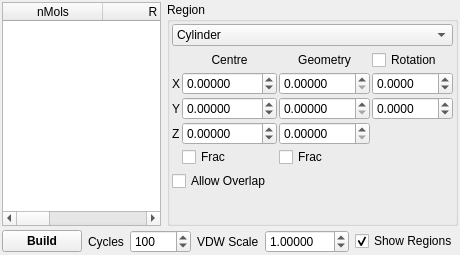
trisyoungs/aten, file branches/nugui/src/gui/disorder.ui: the form before one commit.
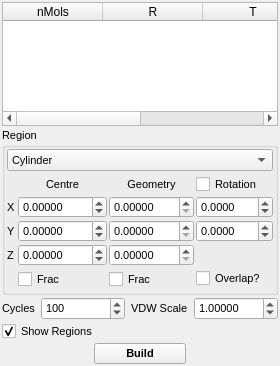
The form after the commit. Icons and pictures are not drawn.

Commit message: Tweaked layout of ToolBox widget slightly. Made lots of public widget members of AtenForm private, and added associated functions. Added ZMatrix and Disorder buttons to ToolBox widget and tweaked layout, button heights etc. Removed a pile of fluff from GUI files, namely empty destructors and functions. Added Disorder dock widget. Added TProcess class, based on QProcess, to handle execution of external programs more effectively. Changed MOPAC execution to use TProcess.

What changed in the file:
```diff
--- a/branches/nugui/src/gui/disorder.ui
+++ b/branches/nugui/src/gui/disorder.ui
@@ -1,39 +1,46 @@
-<ui version="4.0" >
- <class>DisorderDialog</class>
- <widget class="QDialog" name="DisorderDialog" >
-  <property name="geometry" >
+<?xml version="1.0" encoding="UTF-8"?>
+<ui version="4.0">
+ <class>DisorderWidget</class>
+ <widget class="QDockWidget" name="DisorderWidget">
+  <property name="geometry">
    <rect>
     <x>0</x>
     <y>0</y>
-    <width>448</width>
-    <height>255</height>
+    <width>270</width>
+    <height>366</height>
    </rect>
   </property>
-  <property name="windowTitle" >
-   <string>Disordered Builder</string>
+  <property name="minimumSize">
+   <size>
+    <width>270</width>
+    <height>347</height>
+   </size>
   </property>
-  <property name="windowIcon" >
-   <iconset resource="icons.qrc" >
-    <normaloff>:/stackicons/icons/stack_disorder.svg</normaloff>:/stackicons/icons/stack_disorder.svg</iconset>
+  <property name="font">
+   <font>
+    <pointsize>8</pointsize>
+   </font>
   </property>
-  <layout class="QVBoxLayout" >
-   <property name="spacing" >
-    <number>4</number>
-   </property>
-   <property name="margin" >
-    <number>2</number>
-   </property>
-   <item>
-    <layout class="QHBoxLayout" >
-     <property name="spacing" >
-      <number>6</number>
-     </property>
-     <property name="margin" >
-      <number>0</number>
-     </property>
+  <property name="floating">
+   <bool>true</bool>
+  </property>
+  <property name="allowedAreas">
+   <set>Qt::LeftDockWidgetArea|Qt::RightDockWidgetArea</set>
+  </property>
+  <property name="windowTitle">
+   <string>Disorder</string>
+  </property>
+  <widget class="QWidget" name="dockWidgetContents">
+   <layout class="QVBoxLayout" name="verticalLayout">
+    <property name="spacing">
+     <number>2</number>
+    </property>
+    <property name="margin">
+     <number>2</number>
+    </property>
      <item>
-      <widget class="QTableWidget" name="ComponentTable" >
-       <property name="editTriggers" >
+     <widget class="QTableWidget" name="ComponentTable">
+      <property name="editTriggers">
         <set>QAbstractItemView::AnyKeyPressed|QAbstractItemView::DoubleClicked|QAbstractItemView::EditKeyPressed</set>
        </property>
        <property name="selectionMode" >
@@ -65,21 +72,21 @@
       </widget>
      </item>
      <item>
-      <widget class="QGroupBox" name="ComponentRegionGroup" >
-       <property name="title" >
+     <widget class="QGroupBox" name="ComponentRegionGroup">
+      <property name="title">
         <string>Region</string>
        </property>
-       <layout class="QVBoxLayout" >
-        <property name="spacing" >
+      <layout class="QVBoxLayout">
+       <property name="spacing">
          <number>4</number>
         </property>
-        <property name="margin" >
+       <property name="margin">
          <number>2</number>
         </property>
         <item>
-         <widget class="QComboBox" name="ComponentRegionCombo" >
-          <property name="sizePolicy" >
-           <sizepolicy vsizetype="Fixed" hsizetype="Expanding" >
+        <widget class="QComboBox" name="ComponentRegionCombo">
+         <property name="sizePolicy">
+          <sizepolicy hsizetype="Expanding" vsizetype="Fixed">
             <horstretch>0</horstretch>
             <verstretch>0</verstretch>
            </sizepolicy>
@@ -110,22 +117,28 @@
          </widget>
         </item>
         <item>
-         <layout class="QGridLayout" >
-          <property name="margin" >
+        <layout class="QGridLayout" name="_2">
+         <property name="margin">
            <number>0</number>
           </property>
-          <property name="spacing" >
+         <property name="spacing">
            <number>2</number>
           </property>
-          <item row="2" column="1" >
-           <widget class="QDoubleSpinBox" name="CentreYSpin" >
-            <property name="sizePolicy" >
-             <sizepolicy vsizetype="Fixed" hsizetype="Expanding" >
+         <item row="2" column="1">
+          <widget class="QDoubleSpinBox" name="CentreYSpin">
+           <property name="sizePolicy">
+            <sizepolicy hsizetype="Expanding" vsizetype="Fixed">
               <horstretch>0</horstretch>
               <verstretch>0</verstretch>
              </sizepolicy>
             </property>
-            <property name="decimals" >
+           <property name="minimumSize">
+            <size>
+             <width>0</width>
+             <height>22</height>
+            </size>
+           </property>
+           <property name="decimals">
              <number>5</number>
             </property>
             <property name="minimum" >
@@ -136,22 +149,34 @@
             </property>
            </widget>
           </item>
-          <item row="4" column="1" >
-           <widget class="QCheckBox" name="CentreFracCheck" >
-            <property name="text" >
+         <item row="4" column="1">
+          <widget class="QCheckBox" name="CentreFracCheck">
+           <property name="minimumSize">
+            <size>
+             <width>0</width>
+             <height>22</height>
+            </size>
+           </property>
+           <property name="text">
              <string>Frac</string>
             </property>
            </widget>
           </item>
-          <item row="1" column="1" >
-           <widget class="QDoubleSpinBox" name="CentreXSpin" >
-            <property name="sizePolicy" >
-             <sizepolicy vsizetype="Fixed" hsizetype="Expanding" >
+         <item row="1" column="1">
+          <widget class="QDoubleSpinBox" name="CentreXSpin">
+           <property name="sizePolicy">
+            <sizepolicy hsizetype="Expanding" vsizetype="Fixed">
               <horstretch>0</horstretch>
               <verstretch>0</verstretch>
              </sizepolicy>
             </property>
-            <property name="decimals" >
+           <property name="minimumSize">
+            <size>
+             <width>0</width>
+             <height>22</height>
+            </size>
+           </property>
+           <property name="decimals">
              <number>5</number>
             </property>
             <property name="minimum" >
@@ -162,10 +187,10 @@
             </property>
            </widget>
           </item>
-          <item row="2" column="0" >
-           <widget class="QLabel" name="label_24" >
-            <property name="sizePolicy" >
-             <sizepolicy vsizetype="Preferred" hsizetype="Minimum" >
+         <item row="2" column="0">
+          <widget class="QLabel" name="label_24">
+           <property name="sizePolicy">
+            <sizepolicy hsizetype="Minimum" vsizetype="Preferred">
               <horstretch>0</horstretch>
               <verstretch>0</verstretch>
              </sizepolicy>
@@ -175,15 +200,21 @@
             </property>
            </widget>
           </item>
-          <item row="3" column="1" >
-           <widget class="QDoubleSpinBox" name="CentreZSpin" >
-            <property name="sizePolicy" >
-             <sizepolicy vsizetype="Fixed" hsizetype="Expanding" >
+         <item row="3" column="1">
+          <widget class="QDoubleSpinBox" name="CentreZSpin">
+           <property name="sizePolicy">
+            <sizepolicy hsizetype="Expanding" vsizetype="Fixed">
               <horstretch>0</horstretch>
               <verstretch>0</verstretch>
              </sizepolicy>
             </property>
-            <property name="decimals" >
+           <property name="minimumSize">
+            <size>
+             <width>0</width>
+             <height>22</height>
+            </size>
+           </property>
+           <property name="decimals">
              <number>5</number>
             </property>
             <property name="minimum" >
@@ -194,15 +225,21 @@
             </property>
            </widget>
           </item>
-          <item row="1" column="2" >
-           <widget class="QDoubleSpinBox" name="GeometryXSpin" >
-            <property name="sizePolicy" >
-             <sizepolicy vsizetype="Fixed" hsizetype="Expanding" >
+         <item row="1" column="2">
+          <widget class="QDoubleSpinBox" name="GeometryXSpin">
+           <property name="sizePolicy">
+            <sizepolicy hsizetype="Expanding" vsizetype="Fixed">
               <horstretch>0</horstretch>
               <verstretch>0</verstretch>
              </sizepolicy>
             </property>
-            <property name="decimals" >
+           <property name="minimumSize">
+            <size>
+             <width>0</width>
+             <height>22</height>
+            </size>
+           </property>
+           <property name="decimals">
              <number>5</number>
             </property>
             <property name="maximum" >
@@ -210,15 +247,21 @@
             </property>
            </widget>
           </item>
-          <item row="3" column="2" >
-           <widget class="QDoubleSpinBox" name="GeometryZSpin" >
-            <property name="sizePolicy" >
-             <sizepolicy vsizetype="Fixed" hsizetype="Expanding" >
+         <item row="3" column="2">
+          <widget class="QDoubleSpinBox" name="GeometryZSpin">
+           <property name="sizePolicy">
+            <sizepolicy hsizetype="Expanding" vsizetype="Fixed">
               <horstretch>0</horstretch>
               <verstretch>0</verstretch>
              </sizepolicy>
             </property>
-            <property name="decimals" >
+           <property name="minimumSize">
+            <size>
+             <width>0</width>
+             <height>22</height>
+            </size>
+           </property>
+           <property name="decimals">
              <number>5</number>
             </property>
             <property name="maximum" >
@@ -226,10 +269,10 @@
             </property>
            </widget>
           </item>
-          <item row="0" column="2" >
-           <widget class="QLabel" name="label344_2" >
-            <property name="sizePolicy" >
-             <sizepolicy vsizetype="Preferred" hsizetype="Minimum" >
+         <item row="0" column="2">
+          <widget class="QLabel" name="label344_2">
+           <property name="sizePolicy">
+            <sizepolicy hsizetype="Minimum" vsizetype="Preferred">
               <horstretch>0</horstretch>
               <verstretch>0</verstretch>
              </sizepolicy>
@@ -242,17 +285,23 @@
             </property>
            </widget>
           </item>
-          <item row="4" column="2" >
-           <widget class="QCheckBox" name="GeometryFracCheck" >
-            <property name="text" >
+         <item row="4" column="2">
+          <widget class="QCheckBox" name="GeometryFracCheck">
+           <property name="minimumSize">
+            <size>
+             <width>0</width>
+             <height>22</height>
+            </size>
+           </property>
+           <property name="text">
              <string>Frac</string>
             </property>
            </widget>
           </item>
-          <item row="0" column="1" >
-           <widget class="QLabel" name="label344" >
-            <property name="sizePolicy" >
-             <sizepolicy vsizetype="Preferred" hsizetype="Minimum" >
+         <item row="0" column="1">
+          <widget class="QLabel" name="label344">
+           <property name="sizePolicy">
+            <sizepolicy hsizetype="Minimum" vsizetype="Preferred">
               <horstretch>0</horstretch>
               <verstretch>0</verstretch>
              </sizepolicy>
@@ -265,15 +314,21 @@
             </property>
            </widget>
           </item>
-          <item row="2" column="2" >
-           <widget class="QDoubleSpinBox" name="GeometryYSpin" >
-            <property name="sizePolicy" >
-             <sizepolicy vsizetype="Fixed" hsizetype="Expanding" >
+         <item row="2" column="2">
+          <widget class="QDoubleSpinBox" name="GeometryYSpin">
+           <property name="sizePolicy">
+            <sizepolicy hsizetype="Expanding" vsizetype="Fixed">
               <horstretch>0</horstretch>
               <verstretch>0</verstretch>
              </sizepolicy>
             </property>
-            <property name="decimals" >
+           <property name="minimumSize">
+            <size>
+             <width>0</width>
+             <height>22</height>
+            </size>
+           </property>
+           <property name="decimals">
              <number>5</number>
             </property>
             <property name="maximum" >
@@ -281,10 +336,10 @@
             </property>
            </widget>
           </item>
-          <item row="1" column="0" >
-           <widget class="QLabel" name="label_23" >
-            <property name="sizePolicy" >
-             <sizepolicy vsizetype="Preferred" hsizetype="Minimum" >
+         <item row="1" column="0">
+          <widget class="QLabel" name="label_23">
+           <property name="sizePolicy">
+            <sizepolicy hsizetype="Minimum" vsizetype="Preferred">
               <horstretch>0</horstretch>
               <verstretch>0</verstretch>
              </sizepolicy>
@@ -294,10 +349,10 @@
             </property>
            </widget>
           </item>
-          <item row="3" column="0" >
-           <widget class="QLabel" name="label_25" >
-            <property name="sizePolicy" >
-             <sizepolicy vsizetype="Preferred" hsizetype="Minimum" >
+         <item row="3" column="0">
+          <widget class="QLabel" name="label_25">
+           <property name="sizePolicy">
+            <sizepolicy hsizetype="Minimum" vsizetype="Preferred">
               <horstretch>0</horstretch>
               <verstretch>0</verstretch>
              </sizepolicy>
@@ -310,9 +365,15 @@
             </property>
            </widget>
           </item>
-          <item row="1" column="3" >
-           <widget class="QDoubleSpinBox" name="RotationXSpin" >
-            <property name="decimals" >
+         <item row="1" column="3">
+          <widget class="QDoubleSpinBox" name="RotationXSpin">
+           <property name="minimumSize">
+            <size>
+             <width>0</width>
+             <height>22</height>
+            </size>
+           </property>
+           <property name="decimals">
              <number>4</number>
             </property>
             <property name="minimum" >
@@ -323,9 +384,15 @@
             </property>
            </widget>
           </item>
-          <item row="2" column="3" >
-           <widget class="QDoubleSpinBox" name="RotationYSpin" >
-            <property name="decimals" >
+         <item row="2" column="3">
+          <widget class="QDoubleSpinBox" name="RotationYSpin">
+           <property name="minimumSize">
+            <size>
+             <width>0</width>
+             <height>22</height>
+            </size>
+           </property>
+           <property name="decimals">
              <number>4</number>
             </property>
             <property name="minimum" >
@@ -336,81 +403,47 @@
             </property>
            </widget>
           </item>
-          <item row="0" column="3" >
-           <widget class="QCheckBox" name="RotationCheck" >
-            <property name="text" >
+         <item row="0" column="3">
+          <widget class="QCheckBox" name="RotationCheck">
+           <property name="text">
              <string>Rotation</string>
             </property>
            </widget>
           </item>
-         </layout>
-        </item>
-        <item>
-         <widget class="QCheckBox" name="AllowOverlapCheck" >
-          <property name="text" >
-           <string>Allow Overlap</string>
-          </property>
-         </widget>
-        </item>
-        <item>
-         <spacer>
-          <property name="orientation" >
-           <enum>Qt::Vertical</enum>
-          </property>
-          <property name="sizeHint" stdset="0" >
-           <size>
-            <width>20</width>
-            <height>40</height>
-           </size>
-          </property>
-         </spacer>
+         <item row="4" column="3">
+          <widget class="QCheckBox" name="AllowOverlapCheck">
+           <property name="toolTip">
+            <string/>
+           </property>
+           <property name="text">
+            <string>Overlap?</string>
+           </property>
+          </widget>
+         </item>
+        </layout>
         </item>
        </layout>
       </widget>
      </item>
-    </layout>
-   </item>
    <item>
-    <layout class="QHBoxLayout" >
-     <property name="spacing" >
+     <layout class="QHBoxLayout" name="_3">
+      <property name="spacing">
       <number>6</number>
      </property>
-     <property name="margin" >
+      <property name="margin">
       <number>0</number>
      </property>
      <item>
-      <widget class="QPushButton" name="DisorderStartButton" >
-       <property name="sizePolicy" >
-        <sizepolicy vsizetype="Fixed" hsizetype="Expanding" >
-         <horstretch>0</horstretch>
-         <verstretch>0</verstretch>
-        </sizepolicy>
-       </property>
-       <property name="font" >
-        <font>
-         <weight>75</weight>
-         <bold>true</bold>
-        </font>
-       </property>
-       <property name="text" >
-        <string>Build</string>
-       </property>
-       <property name="autoDefault" >
-        <bool>false</bool>
-       </property>
-      </widget>
-     </item>
-     <item>
-      <widget class="QLabel" name="label_27" >
-       <property name="text" >
+       <widget class="QLabel" name="label_27">
+        <property name="text">
         <string>Cycles</string>
        </property>
       </widget>
      </item>
      <item>
-      <widget class="QSpinBox" name="DisorderCyclesSpin" >
-       <property name="sizePolicy" >
-        <sizepolicy vsizetype="Fixed" hsizetype="Expanding" >
+       <widget class="QSpinBox" name="DisorderCyclesSpin">
+        <property name="sizePolicy">
+         <sizepolicy hsizetype="Expanding" vsizetype="Fixed">
          <horstretch>0</horstretch>
          <verstretch>0</verstretch>
         </sizepolicy>
@@ -424,16 +457,16 @@
       </widget>
      </item>
      <item>
-      <widget class="QLabel" name="label_30" >
-       <property name="text" >
+       <widget class="QLabel" name="label_30">
+        <property name="text">
         <string>VDW Scale</string>
        </property>
       </widget>
      </item>
      <item>
-      <widget class="QDoubleSpinBox" name="VDWScaleSpin" >
-       <property name="sizePolicy" >
-        <sizepolicy vsizetype="Fixed" hsizetype="Expanding" >
+       <widget class="QDoubleSpinBox" name="VDWScaleSpin">
+        <property name="sizePolicy">
+         <sizepolicy hsizetype="Expanding" vsizetype="Fixed">
          <horstretch>0</horstretch>
          <verstretch>0</verstretch>
         </sizepolicy>
@@ -452,9 +485,11 @@
        </property>
       </widget>
      </item>
+     </layout>
+    </item>
      <item>
-      <widget class="QCheckBox" name="ShowRegionsCheck" >
-       <property name="text" >
+     <widget class="QCheckBox" name="ShowRegionsCheck">
+      <property name="text">
         <string>Show Regions</string>
        </property>
        <property name="checked" >
@@ -462,28 +497,61 @@
        </property>
       </widget>
      </item>
+    <item>
+     <layout class="QHBoxLayout" name="horizontalLayout">
+      <item>
+       <spacer name="horizontalSpacer">
+        <property name="orientation">
+         <enum>Qt::Horizontal</enum>
+        </property>
+        <property name="sizeHint" stdset="0">
+         <size>
+          <width>40</width>
+          <height>20</height>
+         </size>
+        </property>
+       </spacer>
+      </item>
+      <item>
+       <widget class="QPushButton" name="DisorderStartButton">
+        <property name="sizePolicy">
+         <sizepolicy hsizetype="Expanding" vsizetype="Fixed">
+          <horstretch>0</horstretch>
+          <verstretch>0</verstretch>
+         </sizepolicy>
+        </property>
+        <property name="font">
+         <font>
+          <weight>75</weight>
+          <bold>true</bold>
+         </font>
+        </property>
+        <property name="text">
+         <string>Build</string>
+        </property>
+        <property name="autoDefault">
+         <bool>false</bool>
+        </property>
+       </widget>
+      </item>
+      <item>
+       <spacer name="horizontalSpacer_2">
+        <property name="orientation">
+         <enum>Qt::Horizontal</enum>
+        </property>
+        <property name="sizeHint" stdset="0">
+         <size>
+          <width>40</width>
+          <height>20</height>
+         </size>
+        </property>
+       </spacer>
+      </item>
     </layout>
    </item>
   </layout>
  </widget>
- <tabstops>
-  <tabstop>ComponentTable</tabstop>
-  <tabstop>ComponentRegionCombo</tabstop>
-  <tabstop>CentreXSpin</tabstop>
-  <tabstop>CentreYSpin</tabstop>
-  <tabstop>CentreZSpin</tabstop>
-  <tabstop>GeometryXSpin</tabstop>
-  <tabstop>GeometryYSpin</tabstop>
-  <tabstop>GeometryZSpin</tabstop>
-  <tabstop>CentreFracCheck</tabstop>
-  <tabstop>GeometryFracCheck</tabstop>
-  <tabstop>ShowRegionsCheck</tabstop>
-  <tabstop>DisorderStartButton</tabstop>
-  <tabstop>DisorderCyclesSpin</tabstop>
-  <tabstop>VDWScaleSpin</tabstop>
- </tabstops>
- <resources>
-  <include location="icons.qrc" />
- </resources>
+ </widget>
+ <resources/>
  <connections/>
 </ui>
```
Left out of the diff: 78 changed lines with no effect on the pictures. Lines whose indentation alone changed are shown as unchanged. The commit also changes 79 other files.
